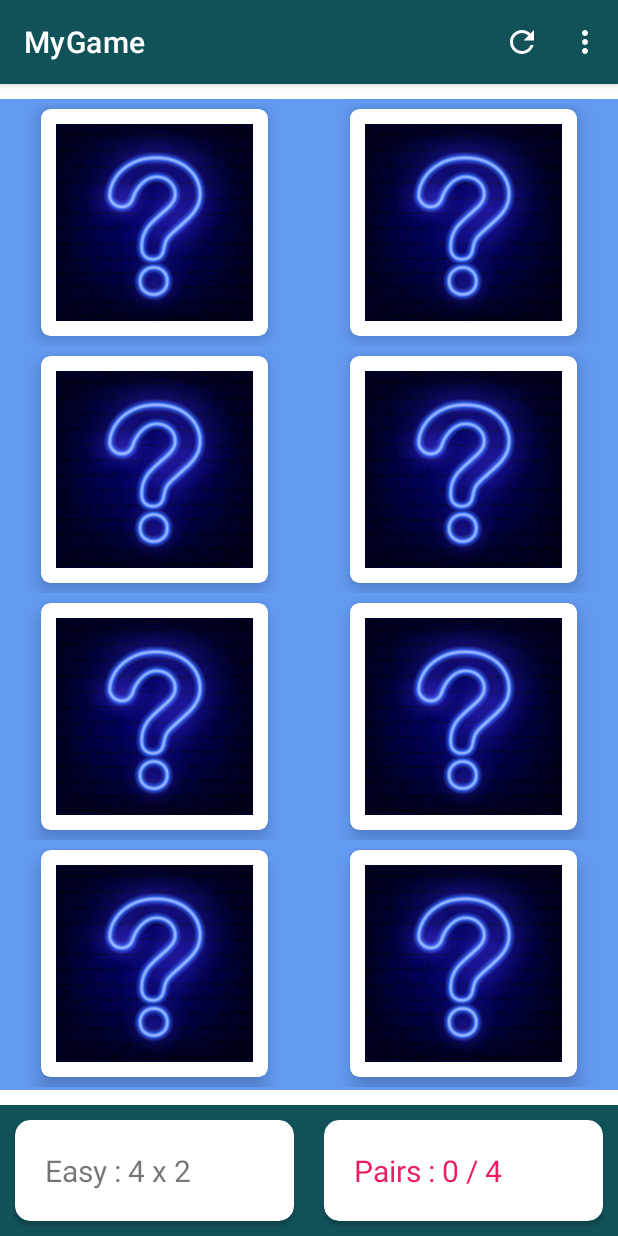
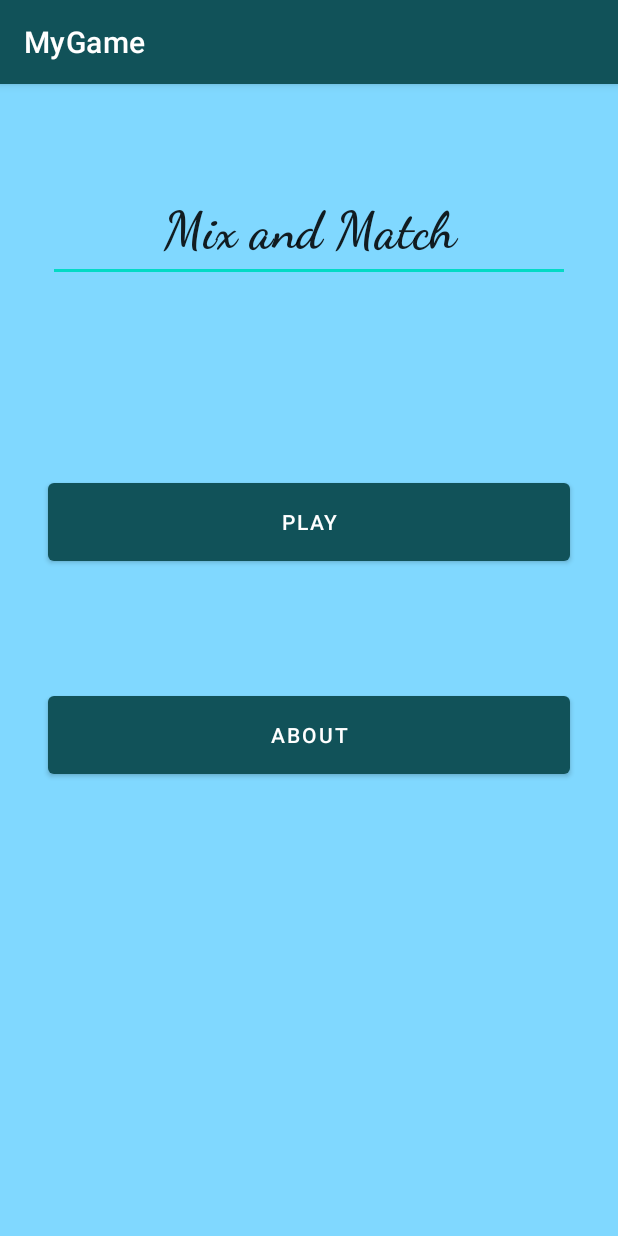
Before and after one commit to davidctn/MixAndMatch, an Android app: the screen it shows after launch (MainActivity before the commit, MenuActivity after it), on a phone screen of 412 x 824 dp. Run offline under Robolectric (Android 15) with nearby library versions, the phone set to English and light mode, and no system bars.

Commit message:
Added start menu

```diff
--- a/MyGame/app/src/main/AndroidManifest.xml
+++ b/MyGame/app/src/main/AndroidManifest.xml
@@ -9,9 +9,10 @@
         android:roundIcon="@mipmap/ic_launcher_round"
         android:supportsRtl="true"
         android:theme="@style/Theme.MyGame">
-        <activity android:name=".utility.CreateActivity"></activity>
+        <activity android:name=".MainActivity"></activity>
+        <activity android:name=".CreateActivity" />
         <activity
-            android:name=".MainActivity"
+            android:name=".MenuActivity"
             android:screenOrientation="portrait">
             <intent-filter>
                 <action android:name="android.intent.action.MAIN" />
--- a/MyGame/app/src/main/java/com/project/mygame/utility/CreateActivity.kt
+++ b/MyGame/app/src/main/java/com/project/mygame/CreateActivity.kt
@@ -1,10 +1,10 @@
-package com.project.mygame.utility
+package com.project.mygame
 
 import androidx.appcompat.app.AppCompatActivity
 import android.os.Bundle
 import android.view.MenuItem
-import com.project.mygame.R
 import com.project.mygame.models.BoardSize
+import com.project.mygame.utility.EXTRA_BOARD_SIZE
 
 class CreateActivity : AppCompatActivity() {
     private lateinit var boardSize: BoardSize
--- a/MyGame/app/src/main/java/com/project/mygame/MainActivity.kt
+++ b/MyGame/app/src/main/java/com/project/mygame/MainActivity.kt
@@ -21,7 +21,6 @@ import com.github.jinatonic.confetti.CommonConfetti
 import com.google.android.material.snackbar.Snackbar
 import com.project.mygame.models.BoardSize
 import com.project.mygame.models.Game
-import com.project.mygame.utility.CreateActivity
 import com.project.mygame.utility.EXTRA_BOARD_SIZE
 
 class MainActivity : AppCompatActivity() {
--- /dev/null
+++ b/MyGame/app/src/main/java/com/project/mygame/MenuActivity.kt
@@ -0,0 +1,25 @@
+package com.project.mygame
+
+import android.content.Intent
+import android.os.Bundle
+import android.view.View
+import androidx.appcompat.app.AppCompatActivity
+import com.google.android.material.snackbar.Snackbar
+
+
+class MenuActivity : AppCompatActivity() {
+    override fun onCreate(savedInstanceState: Bundle?) {
+        super.onCreate(savedInstanceState)
+        setContentView(R.layout.activity_menu)
+    }
+
+    fun toPlay(view: View) {
+        Intent(this, MainActivity::class.java).also {
+            startActivity(it)
+        }
+    }
+    fun toAbout(view: View) {
+        val snackbar = Snackbar.make(view,"Android final project made by David Constantinecu and Alexandru Georgescu", Snackbar.LENGTH_LONG)
+        snackbar.show()
+    }
+}
--- a/MyGame/app/src/main/res/layout/activity_create.xml
+++ b/MyGame/app/src/main/res/layout/activity_create.xml
@@ -4,6 +4,6 @@
     xmlns:tools="http://schemas.android.com/tools"
     android:layout_width="match_parent"
     android:layout_height="match_parent"
-    tools:context=".utility.CreateActivity">
+    tools:context=".CreateActivity">
 
 </androidx.constraintlayout.widget.ConstraintLayout>
--- /dev/null
+++ b/MyGame/app/src/main/res/layout/activity_menu.xml
@@ -0,0 +1,61 @@
+<?xml version="1.0" encoding="utf-8"?>
+<androidx.constraintlayout.widget.ConstraintLayout xmlns:android="http://schemas.android.com/apk/res/android"
+    xmlns:app="http://schemas.android.com/apk/res-auto"
+    xmlns:tools="http://schemas.android.com/tools"
+    android:layout_width="match_parent"
+    android:layout_height="match_parent"
+    android:background="#80D8FF"
+    tools:context=".MenuActivity"
+    tools:visibility="visible">
+
+    <Button
+        android:id="@+id/btnPlay"
+        android:layout_width="0dp"
+        android:layout_height="64dp"
+        android:layout_marginStart="32dp"
+        android:layout_marginTop="260dp"
+        android:layout_marginEnd="32dp"
+        android:onClick="toPlay"
+        android:text="Play"
+        app:layout_constraintEnd_toEndOf="parent"
+        app:layout_constraintHorizontal_bias="0.0"
+        app:layout_constraintStart_toStartOf="parent"
+        app:layout_constraintTop_toTopOf="parent" />
+
+    <Button
+        android:id="@+id/btnAbout"
+        android:layout_width="0dp"
+        android:layout_height="64dp"
+        android:layout_marginStart="32dp"
+        android:layout_marginTop="32dp"
+        android:layout_marginEnd="32dp"
+        android:layout_marginBottom="256dp"
+        android:onClick="toAbout"
+        android:text="About"
+        app:layout_constraintBottom_toBottomOf="parent"
+        app:layout_constraintEnd_toEndOf="parent"
+        app:layout_constraintHorizontal_bias="0.498"
+        app:layout_constraintStart_toStartOf="parent"
+        app:layout_constraintTop_toBottomOf="@+id/btnPlay" />
+
+    <EditText
+        android:id="@+id/titleText"
+        android:layout_width="0dp"
+        android:layout_height="0dp"
+        android:layout_marginStart="32dp"
+        android:layout_marginTop="64dp"
+        android:layout_marginEnd="32dp"
+        android:layout_marginBottom="128dp"
+        android:ems="10"
+        android:fontFamily="cursive"
+        android:gravity="center"
+        android:inputType="textPersonName"
+        android:text="Mix and Match"
+        android:textAppearance="@style/TextAppearance.AppCompat.Body1"
+        android:textSize="34sp"
+        android:textStyle="bold"
+        app:layout_constraintBottom_toTopOf="@+id/btnPlay"
+        app:layout_constraintEnd_toEndOf="parent"
+        app:layout_constraintStart_toStartOf="parent"
+        app:layout_constraintTop_toTopOf="parent" />
+</androidx.constraintlayout.widget.ConstraintLayout>
```
